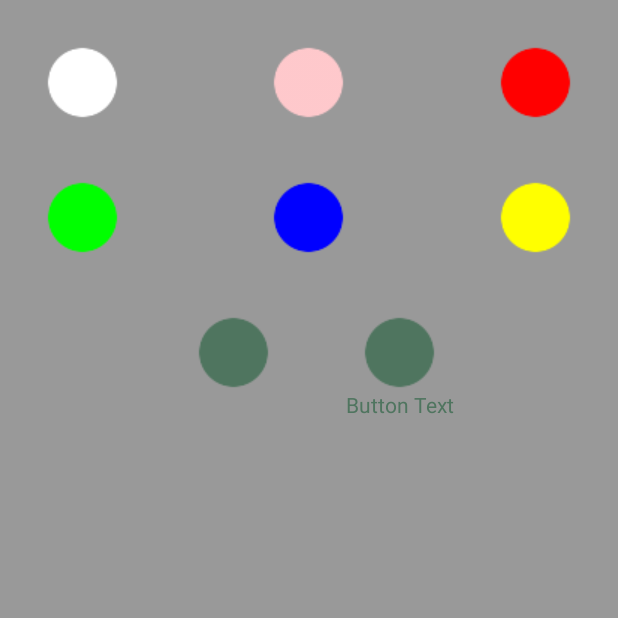
After one commit to alphonzo79/LessonsLearned, an Android app: the ColorFilterActivity screen opened directly, with no data from a screen before it, on a phone screen of 412 x 824 dp, the top half of it. The commit adds this screen. Run offline under Robolectric (Android 15) with nearby library versions, the phone set to English and light mode, and no system bars.

Commit message:
Image View color filter example

```diff
--- a/LessonsLearnedExamples/app/src/main/AndroidManifest.xml
+++ b/LessonsLearnedExamples/app/src/main/AndroidManifest.xml
@@ -18,6 +18,7 @@
         </activity>
 
         <activity android:name=".sql_performance.SqlPerformanceActivity" />
+        <activity android:name=".color_filter.ColorFilterActivity" />
     </application>
 
 </manifest>
--- a/LessonsLearnedExamples/app/src/main/java/rowley/lessonslearnedexamples/MainActivity.java
+++ b/LessonsLearnedExamples/app/src/main/java/rowley/lessonslearnedexamples/MainActivity.java
@@ -8,6 +8,7 @@ import android.view.Menu;
 import android.view.MenuItem;
 import android.view.View;
 
+import rowley.lessonslearnedexamples.color_filter.ColorFilterActivity;
 import rowley.lessonslearnedexamples.sql_performance.SqlPerformanceActivity;
 
 
@@ -24,5 +25,12 @@ public class MainActivity extends Activity {
                 startActivity(new Intent(MainActivity.this, SqlPerformanceActivity.class));
             }
         });
+
+        findViewById(R.id.color_filter_button).setOnClickListener(new View.OnClickListener() {
+            @Override
+            public void onClick(View v) {
+                startActivity(new Intent(MainActivity.this, ColorFilterActivity.class));
+            }
+        });
     }
 }
--- /dev/null
+++ b/LessonsLearnedExamples/app/src/main/java/rowley/lessonslearnedexamples/color_filter/ColorFilterActivity.java
@@ -0,0 +1,38 @@
+package rowley.lessonslearnedexamples.color_filter;
+
+import android.app.Activity;
+import android.os.Bundle;
+import android.view.View;
+import android.widget.ImageView;
+
+import rowley.lessonslearnedexamples.R;
+
+public class ColorFilterActivity extends Activity {
+
+    @Override
+    public void onCreate(Bundle savedInstanceState) {
+        super.onCreate(savedInstanceState);
+
+        setContentView(R.layout.activity_color_filter);
+
+        ((ImageView)findViewById(R.id.image_two)).setColorFilter(0xcafebabe);
+        ((ImageView)findViewById(R.id.image_three)).setColorFilter(0xffff0000);
+        ((ImageView)findViewById(R.id.image_four)).setColorFilter(0xff00ff00);
+        ((ImageView)findViewById(R.id.image_five)).setColorFilter(0xff0000ff);
+        ((ImageView)findViewById(R.id.image_six)).setColorFilter(0xffffff00);
+
+        findViewById(R.id.image_seven).setOnClickListener(new View.OnClickListener() {
+            @Override
+            public void onClick(View v) {
+
+            }
+        });
+
+        findViewById(R.id.button).setOnClickListener(new View.OnClickListener() {
+            @Override
+            public void onClick(View v) {
+
+            }
+        });
+    }
+}
--- /dev/null
+++ b/LessonsLearnedExamples/app/src/main/java/rowley/lessonslearnedexamples/view/TintableImageView.java
@@ -0,0 +1,51 @@
+package rowley.lessonslearnedexamples.view;
+
+import android.content.Context;
+import android.content.res.ColorStateList;
+import android.content.res.TypedArray;
+import android.graphics.Color;
+import android.util.AttributeSet;
+import android.widget.ImageView;
+
+import rowley.lessonslearnedexamples.R;
+
+public class TintableImageView extends ImageView {
+    private ColorStateList stateList;
+    public static final int COLOR_FILTER_COLOR_TAG_ID = -10;
+
+    public TintableImageView(Context context) {
+        super(context);
+        init(context, null);
+    }
+
+    public TintableImageView(Context context, AttributeSet attrs) {
+        super(context, attrs);
+        init(context, attrs);
+    }
+
+    public TintableImageView(Context context, AttributeSet attrs, int defStyleAttr) {
+        super(context, attrs, defStyleAttr);
+        init(context, attrs);
+    }
+
+    private void init(Context context, AttributeSet attrs) {
+        TypedArray a = context.obtainStyledAttributes(attrs, R.styleable.TintableImageView);
+        stateList = a.getColorStateList(R.styleable.TintableImageView_srcColorState);
+        a.recycle();
+    }
+
+    public void setDrawableColorStateList(ColorStateList sateList) {
+        this.stateList = sateList;
+    }
+
+    @Override
+    protected void drawableStateChanged() {
+        super.drawableStateChanged();
+
+        if(stateList != null) {
+            int color = stateList.getColorForState(getDrawableState(), Color.TRANSPARENT);
+            setColorFilter(color);
+            setTag(COLOR_FILTER_COLOR_TAG_ID, color);
+        }
+    }
+}
--- /dev/null
+++ b/LessonsLearnedExamples/app/src/main/res/color/button_color_state.xml
@@ -0,0 +1,6 @@
+<?xml version="1.0" encoding="utf-8"?>
+<selector xmlns:android="http://schemas.android.com/apk/res/android">
+    <item android:color="#ff4f755f" android:state_enabled="true" android:state_pressed="false" />
+    <item android:color="#ffff0066" android:state_enabled="true" android:state_pressed="true" />
+    <item android:color="#55664400" android:state_enabled="false" />
+</selector>
--- /dev/null
+++ b/LessonsLearnedExamples/app/src/main/res/layout/activity_color_filter.xml
@@ -0,0 +1,109 @@
+<?xml version="1.0" encoding="utf-8"?>
+<RelativeLayout xmlns:android="http://schemas.android.com/apk/res/android"
+    xmlns:rowley="http://schemas.android.com/apk/res-auto"
+    android:layout_width="match_parent"
+    android:layout_height="match_parent"
+    android:background="#ff999999"
+    android:padding="30dp">
+
+    <ImageView
+        android:id="@+id/image_one"
+        android:layout_width="wrap_content"
+        android:layout_height="wrap_content"
+        android:src="@drawable/circle"
+        android:contentDescription="@string/none"
+        android:scaleType="center" />
+
+    <ImageView
+        android:id="@+id/image_two"
+        android:layout_width="wrap_content"
+        android:layout_height="wrap_content"
+        android:layout_centerHorizontal="true"
+        android:src="@drawable/circle"
+        android:contentDescription="@string/none"
+        android:scaleType="center" />
+
+    <ImageView
+        android:id="@+id/image_three"
+        android:layout_width="wrap_content"
+        android:layout_height="wrap_content"
+        android:layout_alignParentRight="true"
+        android:src="@drawable/circle"
+        android:contentDescription="@string/none"
+        android:scaleType="center" />
+
+    <ImageView
+        android:id="@+id/image_four"
+        android:layout_width="wrap_content"
+        android:layout_height="wrap_content"
+        android:layout_below="@id/image_one"
+        android:layout_marginTop="40dp"
+        android:src="@drawable/circle"
+        android:contentDescription="@string/none"
+        android:scaleType="center" />
+
+    <ImageView
+        android:id="@+id/image_five"
+        android:layout_width="wrap_content"
+        android:layout_height="wrap_content"
+        android:layout_below="@id/image_one"
+        android:layout_marginTop="40dp"
+        android:layout_centerHorizontal="true"
+        android:src="@drawable/circle"
+        android:contentDescription="@string/none"
+        android:scaleType="center" />
+
+    <ImageView
+        android:id="@+id/image_six"
+        android:layout_width="wrap_content"
+        android:layout_height="wrap_content"
+        android:layout_below="@id/image_one"
+        android:layout_marginTop="40dp"
+        android:layout_alignParentRight="true"
+        android:src="@drawable/circle"
+        android:contentDescription="@string/none"
+        android:scaleType="center" />
+
+    <rowley.lessonslearnedexamples.view.TintableImageView
+        android:id="@+id/image_seven"
+        android:layout_width="wrap_content"
+        android:layout_height="wrap_content"
+        android:layout_below="@id/image_four"
+        android:layout_toLeftOf="@id/image_five"
+        android:layout_marginTop="40dp"
+        android:src="@drawable/circle"
+        android:contentDescription="@string/none"
+        rowley:srcColorState="@color/button_color_state"
+        android:scaleType="center" />
+
+    <LinearLayout
+        android:id="@+id/button"
+        android:layout_width="wrap_content"
+        android:layout_height="wrap_content"
+        android:layout_below="@id/image_four"
+        android:layout_toRightOf="@id/image_five"
+        android:layout_marginTop="40dp"
+        android:gravity="center"
+        android:orientation="vertical">
+
+        <rowley.lessonslearnedexamples.view.TintableImageView
+            android:id="@+id/button_image"
+            android:layout_width="wrap_content"
+            android:layout_height="wrap_content"
+            android:src="@drawable/circle"
+            android:contentDescription="@string/none"
+            android:duplicateParentState="true"
+            rowley:srcColorState="@color/button_color_state"
+            android:scaleType="center" />
+
+        <TextView
+            android:id="@+id/button_text"
+            android:layout_width="wrap_content"
+            android:layout_height="wrap_content"
+            android:text="@string/button_text"
+            android:textColor="@color/button_color_state"
+            android:duplicateParentState="true" />
+
+    </LinearLayout>
+
+</RelativeLayout>
--- a/LessonsLearnedExamples/app/src/main/res/layout/activity_main.xml
+++ b/LessonsLearnedExamples/app/src/main/res/layout/activity_main.xml
@@ -1,9 +1,13 @@
-<RelativeLayout xmlns:android="http://schemas.android.com/apk/res/android"
-    xmlns:tools="http://schemas.android.com/tools" android:layout_width="match_parent"
-    android:layout_height="match_parent" android:paddingLeft="@dimen/activity_horizontal_margin"
+<LinearLayout xmlns:android="http://schemas.android.com/apk/res/android"
+    xmlns:tools="http://schemas.android.com/tools"
+    android:layout_width="match_parent"
+    android:layout_height="match_parent"
+    android:orientation="vertical"
+    android:paddingLeft="@dimen/activity_horizontal_margin"
     android:paddingRight="@dimen/activity_horizontal_margin"
     android:paddingTop="@dimen/activity_vertical_margin"
-    android:paddingBottom="@dimen/activity_vertical_margin" tools:context=".MainActivity">
+    android:paddingBottom="@dimen/activity_vertical_margin"
+    tools:context=".MainActivity">
 
     <Button
         android:id="@+id/sql_performance_button"
@@ -11,4 +15,11 @@
         android:layout_height="wrap_content"
         android:text="@string/sql_performance_tests"/>
 
-</RelativeLayout>
+    <Button
+        android:id="@+id/color_filter_button"
+        android:layout_width="match_parent"
+        android:layout_height="wrap_content"
+        android:layout_marginTop="20dp"
+        android:text="@string/color_filter_button"/>
+
+</LinearLayout>
--- /dev/null
+++ b/LessonsLearnedExamples/app/src/main/res/values/attrs.xml
@@ -0,0 +1,6 @@
+<?xml version="1.0" encoding="utf-8"?>
+<resources>
+    <declare-styleable name="TintableImageView">
+        <attr name="srcColorState" format="reference|color" />
+    </declare-styleable>
+</resources>
--- a/LessonsLearnedExamples/app/src/main/res/values/strings.xml
+++ b/LessonsLearnedExamples/app/src/main/res/values/strings.xml
@@ -15,5 +15,8 @@
     <string name="sql_clear">Clean Up After Yourself</string>
     <string name="time_to_complete">Time to complete:</string>
     <string name="working">Working, dude, hang on</string>
+    <string name="none"></string>
+    <string name="button_text">Button Text</string>
+    <string name="color_filter_button">Color Filter Example</string>
 
 </resources>
```
Also changed, not shown: LessonsLearnedExamples/app/src/main/res/drawable/circle.png (added).
